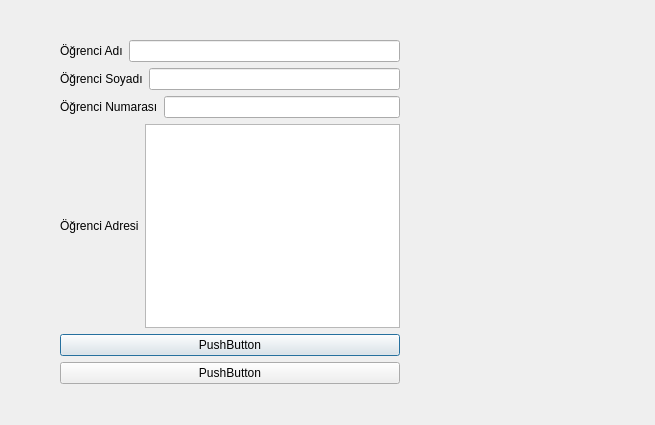
Before: the Qt Designer form Gorsel/formlar/veriGiris/yeniogrencigiris.ui in sadededeoglu/okulprojesi, drawn with Qt 5.
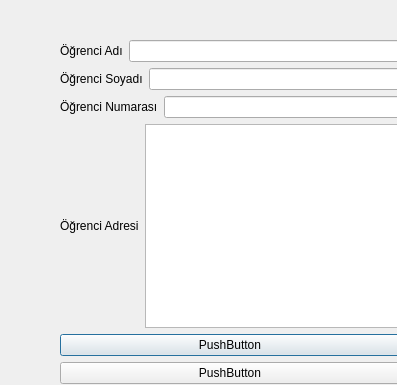
After: the same form once the commit is applied.

Patch:
```diff
--- a/Gorsel/formlar/veriGiris/yeniogrencigiris.ui
+++ b/Gorsel/formlar/veriGiris/yeniogrencigiris.ui
@@ -6,14 +6,14 @@
    <rect>
     <x>0</x>
     <y>0</y>
-    <width>655</width>
-    <height>425</height>
+    <width>397</width>
+    <height>385</height>
    </rect>
   </property>
   <property name="windowTitle">
    <string>yeni_ogrenci_giris</string>
   </property>
-  <widget class="QWidget" name="">
+  <widget class="QWidget" name="layoutWidget">
    <property name="geometry">
     <rect>
      <x>60</x>
```
